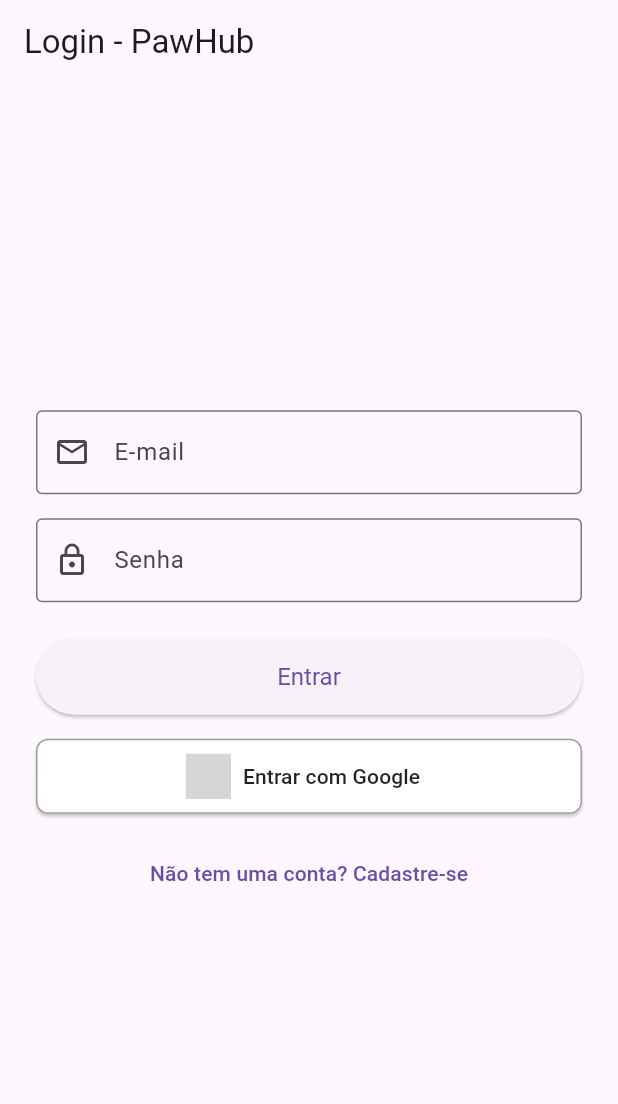
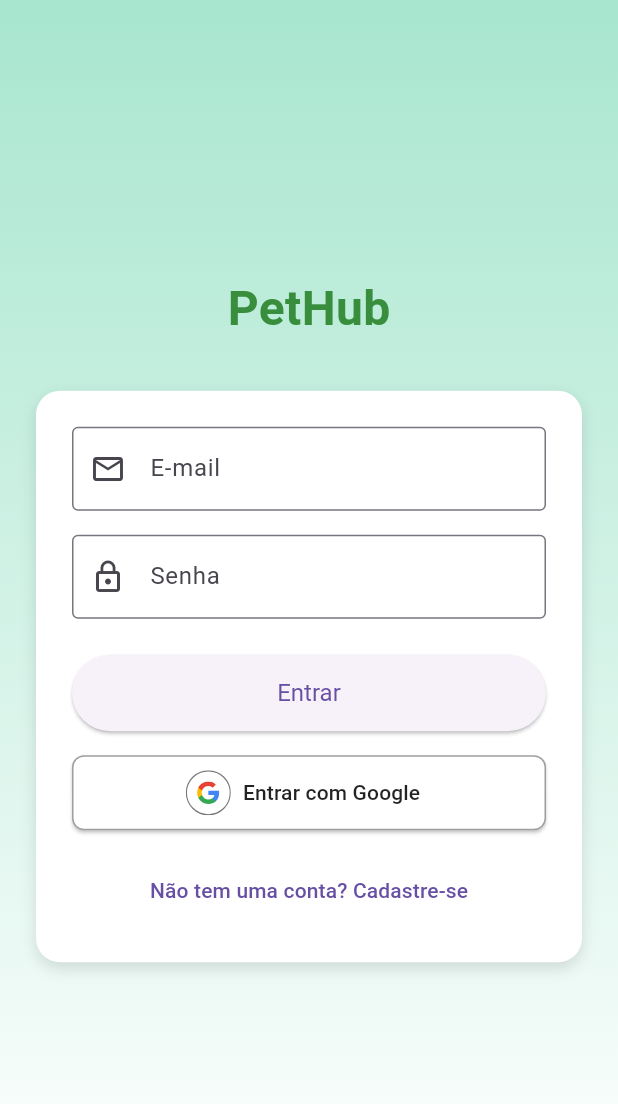
Before and after one commit to DanielRezez/paw-hub, a Flutter app: the screen it shows after launch, on a phone screen of 412 x 824 dp. Shown: the top 1104 px of the screen. Run offline on Flutter 3.47's test engine with Material 3 defaults, Android fonts, the light colour scheme and no system bars; our stand-ins replace firebase_auth, firebase_core, flutter_svg, google_sign_in; accounts and stored records are empty; grey boxes are pictures that could not be loaded.

Commit message:
feat: implementa o design da tela de login

```diff
--- a/lib/views/tela_login.dart
+++ b/lib/views/tela_login.dart
@@ -56,27 +56,51 @@ class _TelaLoginState extends State<TelaLogin> {
 
   @override
   Widget build(BuildContext context) {
-    // Ouve o status do AuthViewModel para mostrar o loading ou o botão
     final authStatus = context.watch<AuthViewModel>().status;
 
     return Scaffold(
-      appBar: AppBar(
-        title: const Text('Login - PawHub'),
-        automaticallyImplyLeading: false, // Remove o botão de voltar, já que é a tela inicial para não logados
+      body: Container(
+        decoration: const BoxDecoration(
+          gradient: LinearGradient(
+            colors: [Color(0xFFA8E6CF), Colors.white],
+            begin: Alignment.topCenter,
+            end: Alignment.bottomCenter,
           ),
-      body: Center( // Centraliza o conteúdo na tela
-        child: SingleChildScrollView( // Permite rolar se o conteúdo for maior que a tela
+        ),
+        child: Center(
+          child: SingleChildScrollView(
             padding: const EdgeInsets.all(24.0),
+            child: Column(
+              mainAxisAlignment: MainAxisAlignment.center,
+              children: [
+                const Text(
+                  'PetHub',
+                  style: TextStyle(
+                    fontSize: 32,
+                    fontWeight: FontWeight.bold,
+                    color: Color(0xFF388E3C), // Verde escuro para contraste
+                  ),
+                ),
+                const SizedBox(height: 32),
+                Container(
+                  padding: const EdgeInsets.all(24.0),
+                  decoration: BoxDecoration(
+                    color: Colors.white,
+                    borderRadius: BorderRadius.circular(16.0),
+                    boxShadow: [
+                      BoxShadow(
+                        color: Colors.black12,
+                        blurRadius: 8,
+                        offset: Offset(0, 4),
+                      ),
+                    ],
+                  ),
                   child: Form(
-            key: _formKey, // Associa a chave ao formulário
+                    key: _formKey,
                     child: Column(
-              mainAxisAlignment: MainAxisAlignment.center, // Centraliza verticalmente
-              crossAxisAlignment: CrossAxisAlignment.stretch, // Estica os filhos horizontalmente
-              children: <Widget>[
-                // TODO: Adicionar um logo do PawHub aqui seria legal!
-                // Image.asset('assets/images/pawhub_logo.png', height: 100),
-                // SizedBox(height: 48),
-
+                      crossAxisAlignment: CrossAxisAlignment.stretch,
+                      children: [
+                        // Campos de e-mail e senha
                         TextFormField(
                           controller: _emailController,
                           decoration: const InputDecoration(
@@ -86,16 +110,15 @@ class _TelaLoginState extends State<TelaLogin> {
                             border: OutlineInputBorder(),
                           ),
                           keyboardType: TextInputType.emailAddress,
-                  textInputAction: TextInputAction.next, // Pula para o próximo campo
+                          textInputAction: TextInputAction.next,
                           validator: (value) {
                             if (value == null || value.trim().isEmpty) {
                               return 'Por favor, insira seu e-mail.';
                             }
-                    // Validação simples de e-mail
                             if (!RegExp(r"^[a-zA-Z0-9.a-zA-Z0-9.!#$%&'*+-/=?^_`{|}~]+@[a-zA-Z0-9]+\.[a-zA-Z]+").hasMatch(value)) {
                               return 'Por favor, insira um e-mail válido.';
                             }
-                    return null; // Nulo significa que é válido
+                            return null;
                           },
                         ),
                         const SizedBox(height: 16),
@@ -105,10 +128,9 @@ class _TelaLoginState extends State<TelaLogin> {
                             labelText: 'Senha',
                             prefixIcon: Icon(Icons.lock_outline),
                             border: OutlineInputBorder(),
-                    // TODO: Adicionar um botão de mostrar/esconder senha seria uma boa melhoria
                           ),
-                  obscureText: true, // Esconde a senha
-                  textInputAction: TextInputAction.done, // Indica que o formulário terminou
+                          obscureText: true,
+                          textInputAction: TextInputAction.done,
                           validator: (value) {
                             if (value == null || value.isEmpty) {
                               return 'Por favor, insira sua senha.';
@@ -118,7 +140,7 @@ class _TelaLoginState extends State<TelaLogin> {
                             }
                             return null;
                           },
-                  onFieldSubmitted: (_) => _submitForm(), // Permite submeter com o "enter" do teclado
+                          onFieldSubmitted: (_) => _submitForm(),
                         ),
                         const SizedBox(height: 24),
                         if (authStatus == AuthStatus.authenticating)
@@ -129,31 +151,31 @@ class _TelaLoginState extends State<TelaLogin> {
                               padding: const EdgeInsets.symmetric(vertical: 16.0),
                               textStyle: const TextStyle(fontSize: 16),
                             ),
-                    onPressed: _submitForm, // Chama a função de submissão
+                            onPressed: _submitForm,
                             child: const Text('Entrar'),
                           ),
-                const SizedBox(height: 16), // Espaçamento
+                        const SizedBox(height: 16),
                         ElevatedButton.icon(
                           icon: SvgPicture.asset(
-                    'assets/images/google_logo.svg', // VOCÊ PRECISARÁ ADICIONAR ESTA IMAGEM
+                            'assets/images/google_logo.svg',
                             height: 30.0,
                             width: 30.0,
                           ),
                           label: const Text('Entrar com Google'),
                           style: ElevatedButton.styleFrom(
-                    foregroundColor: Colors.black87, backgroundColor: Colors.white, // Cores típicas para botão Google
-                    minimumSize: const Size(double.infinity, 50), // Faz o botão ocupar a largura
+                            foregroundColor: Colors.black87,
+                            backgroundColor: Colors.white,
+                            minimumSize: const Size(double.infinity, 50),
                             shape: RoundedRectangleBorder(
                               borderRadius: BorderRadius.circular(8.0),
                               side: const BorderSide(color: Colors.grey),
                             ),
                           ),
                           onPressed: authStatus == AuthStatus.authenticating
-                      ? null // Desabilita o botão enquanto estiver autenticando
+                              ? null
                               : () async {
                             final authViewModel = Provider.of<AuthViewModel>(context, listen: false);
                             bool success = await authViewModel.signInWithGoogle();
-
                             if (!success && authViewModel.errorMessage != null && mounted) {
                               ScaffoldMessenger.of(context).showSnackBar(
                                 SnackBar(
@@ -162,7 +184,6 @@ class _TelaLoginState extends State<TelaLogin> {
                                 ),
                               );
                             }
-                    // Se o login deu certo, o Wrapper cuidará da navegação.
                           },
                         ),
                         const SizedBox(height: 16),
@@ -178,6 +199,10 @@ class _TelaLoginState extends State<TelaLogin> {
                     ),
                   ),
                 ),
+              ],
+            ),
+          ),
+        ),
       ),
     );
   }
--- a/pubspec.yaml
+++ b/pubspec.yaml
@@ -63,7 +63,7 @@ flutter:
   uses-material-design: true
 
   assets:
-      - assets/images/google_logo_light.png
+      - assets/images/google_logo.svg
     # - images/a_dot_ham.jpeg
 
   # An image asset can refer to one or more resolution-specific "variants", see
```
Also changed, not shown: assets/images/google_logo.png (added). Lines whose indentation alone changed are shown as unchanged.
